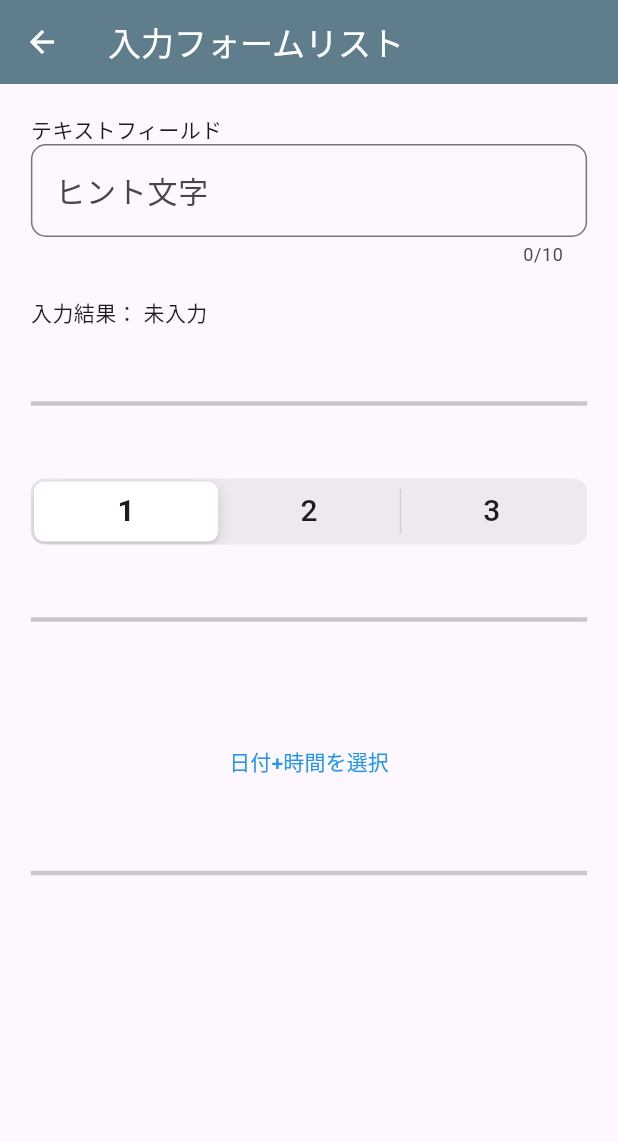
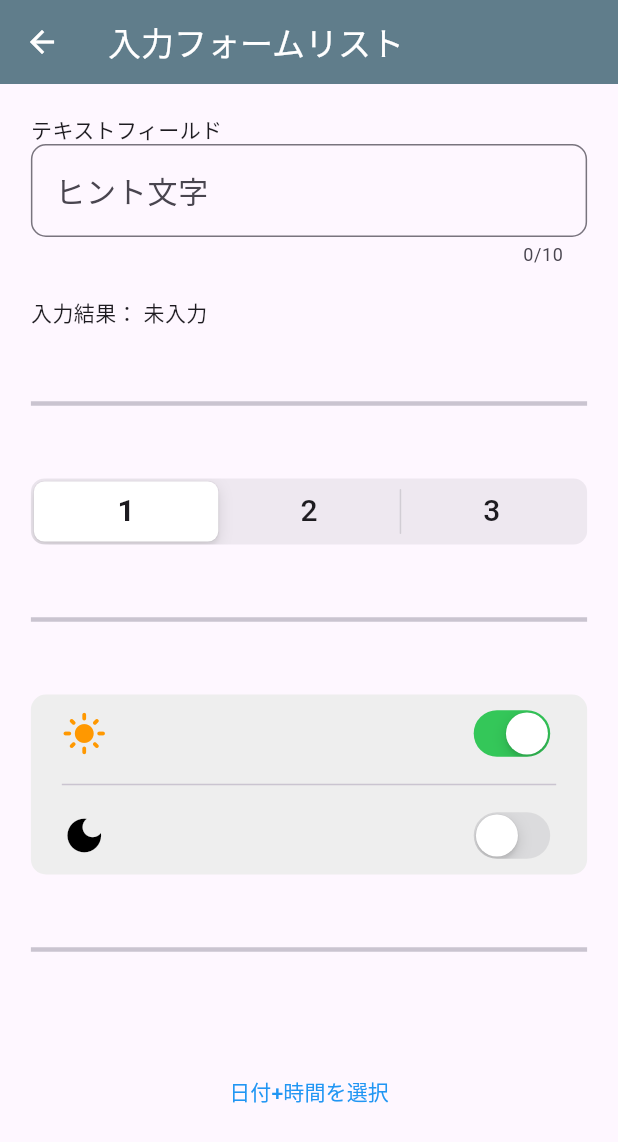
Before and after one commit to yassan16/flutter-try-new-feature, a Flutter app: the InputFormListPage screen opened by its route, on a phone screen of 412 x 824 dp. Shown: the top 1142 px of the screen. Run offline on Flutter 3.47's test engine with Material 3 defaults, Android fonts, the phone set to English and light mode, and no system bars; our stand-ins replace flutter_datetime_picker_plus, flutter_map, geolocator, latlong2.

Commit message:
iOS風のトグルスイッチ

```diff
--- a/lib/page/input_form_list_page.dart
+++ b/lib/page/input_form_list_page.dart
@@ -23,6 +23,9 @@ class _InputFormListPageState extends State<InputFormListPage> {
   String _segment = "1";
   // 選択した日時
   String _selectedDateTime = "";
+  // トグルスイッチのON/OFF
+  bool _switchLightValue = true;
+  bool _switchDarkValue = false;
 
 
   @override
@@ -56,14 +59,17 @@ class _InputFormListPageState extends State<InputFormListPage> {
         Container(
           width: MediaQuery.of(context).size.width * 0.9,
           margin: EdgeInsets.only(top: 20),
+          child: SingleChildScrollView(
             child: Column(children: [
               makeTextFormField(),
               makeDivider(),
               slidingSegmented(),
               makeDivider(),
+              iOSCupertinoSwitch(),
+              makeDivider(),
               drumRollDateTime(),
-            makeDivider(),
             ],),
+          ),
         ),
 
         // 右側の余白
@@ -227,4 +233,75 @@ class _InputFormListPageState extends State<InputFormListPage> {
       );
 
   }
+
+  /// iOS風トグルスイッチ
+  Widget iOSCupertinoSwitch(){
+    return
+    Container(
+      width: double.infinity,
+      height: 120,
+      padding: EdgeInsets.only(
+        left: MediaQuery.of(context).size.width * 0.05,
+        right: MediaQuery.of(context).size.width * 0.05,
+      ),
+      decoration: BoxDecoration(
+        color: Colors.grey[200],
+        borderRadius: BorderRadius.circular(10)
+      ),
+      child: Column(
+        mainAxisAlignment: MainAxisAlignment.spaceEvenly,
+        children: [
+          Row(
+            mainAxisAlignment: MainAxisAlignment.spaceBetween,
+            children: [
+              // アイコン
+              Icon(
+                Icons.light_mode,
+                color: (_switchLightValue)? Colors.orange : Colors.black,
+                size: 30.0,
+              ),
+              // トグルスイッチ
+              CupertinoSwitch(
+                value: _switchLightValue,
+                activeColor: CupertinoColors.activeGreen,
+                onChanged: (bool? value) {
+                  setState(() {
+                    print(value);
+                    _switchLightValue = value ?? false;
+                    _switchDarkValue = !_switchLightValue;
+                  });
+                },
+              ),
+            ],
+          ),
+          Divider(thickness: 1,),
+          Row(
+            mainAxisAlignment: MainAxisAlignment.spaceBetween,
+            children: [
+              // アイコン
+              Icon(
+                Icons.dark_mode,
+                color: (_switchDarkValue)? Colors.yellowAccent[700] : Colors.black,
+                size: 30.0,),
+              // トグルスイッチ
+              CupertinoSwitch(
+                value: _switchDarkValue,
+                activeColor: CupertinoColors.activeBlue,
+                onChanged: (bool? value) {
+                  setState(() {
+                    print(value);
+                    _switchDarkValue = value ?? false;
+                    _switchLightValue = !_switchDarkValue;
+                  });
+                },
+              ),
+            ],
+          ),
+
+        ],
+      ),
+
+    );
+
   }
+}
```
Lines whose indentation alone changed are shown as unchanged.
